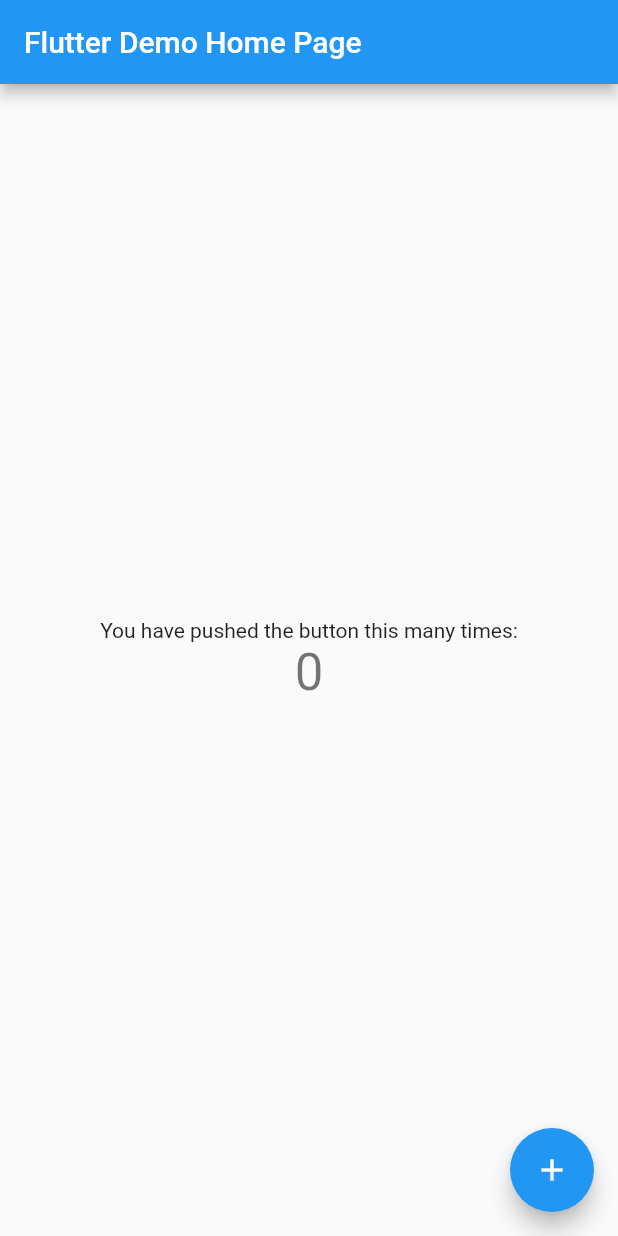
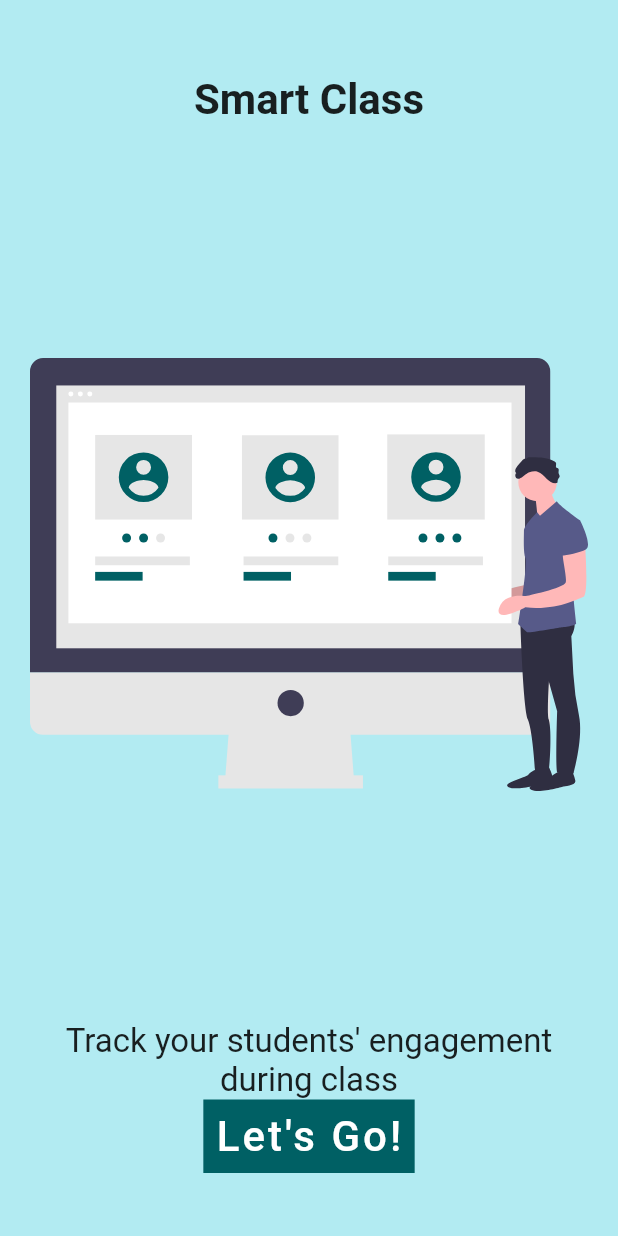
Before and after one commit to JDMukiibs/smart_class_api_consumer, a Flutter app: the screen it shows after launch, on a phone screen of 412 x 824 dp. Run offline on Flutter 3.47's test engine with Material 2 defaults, Android fonts, the phone set to English and light mode, and no system bars; our stand-ins replace flutter_svg; Roboto replaces fonts that are missing (fonts/Poppins-Bold, fonts/Poppins-Medium, fonts/Poppins-Regular).

Commit message:
Begun work on Welcome screen
Added font family that I want to use and installed dependency to help with usage of the svgs I used in Figma designs. Need to attach route to Home screen after clicking Let's Go and draw shapes at bottom of screen as in Figma designs.

```diff
--- /dev/null
+++ b/lib/custom_widgets/svg_generator.dart
@@ -0,0 +1,8 @@
+import 'package:flutter/cupertino.dart';
+import 'package:flutter_svg/flutter_svg.dart';
+
+final String assetName = 'assets/welcome_screen_illustration.svg';
+final Widget welcomeSVG = SvgPicture.asset(
+    assetName,
+    semanticsLabel: 'Welcome Screen Illustration'
+);
--- a/lib/main.dart
+++ b/lib/main.dart
@@ -1,113 +1,7 @@
 import 'package:flutter/material.dart';
+import 'package:smart_class_api_consumer/pages/welcome.dart';
 
-void main() {
-  runApp(MyApp());
-}
-
-class MyApp extends StatelessWidget {
-  // This widget is the root of your application.
-  @override
-  Widget build(BuildContext context) {
-    return MaterialApp(
-      title: 'Flutter Demo',
-      theme: ThemeData(
-        // This is the theme of your application.
-        //
-        // Try running your application with "flutter run". You'll see the
-        // application has a blue toolbar. Then, without quitting the app, try
-        // changing the primarySwatch below to Colors.green and then invoke
-        // "hot reload" (press "r" in the console where you ran "flutter run",
-        // or simply save your changes to "hot reload" in a Flutter IDE).
-        // Notice that the counter didn't reset back to zero; the application
-        // is not restarted.
-        primarySwatch: Colors.blue,
-      ),
-      home: MyHomePage(title: 'Flutter Demo Home Page'),
-    );
-  }
-}
-
-class MyHomePage extends StatefulWidget {
-  MyHomePage({Key? key, required this.title}) : super(key: key);
-
-  // This widget is the home page of your application. It is stateful, meaning
-  // that it has a State object (defined below) that contains fields that affect
-  // how it looks.
-
-  // This class is the configuration for the state. It holds the values (in this
-  // case the title) provided by the parent (in this case the App widget) and
-  // used by the build method of the State. Fields in a Widget subclass are
-  // always marked "final".
-
-  final String title;
-
-  @override
-  _MyHomePageState createState() => _MyHomePageState();
-}
-
-class _MyHomePageState extends State<MyHomePage> {
-  int _counter = 0;
-
-  void _incrementCounter() {
-    setState(() {
-      // This call to setState tells the Flutter framework that something has
-      // changed in this State, which causes it to rerun the build method below
-      // so that the display can reflect the updated values. If we changed
-      // _counter without calling setState(), then the build method would not be
-      // called again, and so nothing would appear to happen.
-      _counter++;
-    });
-  }
-
-  @override
-  Widget build(BuildContext context) {
-    // This method is rerun every time setState is called, for instance as done
-    // by the _incrementCounter method above.
-    //
-    // The Flutter framework has been optimized to make rerunning build methods
-    // fast, so that you can just rebuild anything that needs updating rather
-    // than having to individually change instances of widgets.
-    return Scaffold(
-      appBar: AppBar(
-        // Here we take the value from the MyHomePage object that was created by
-        // the App.build method, and use it to set our appbar title.
-        title: Text(widget.title),
-      ),
-      body: Center(
-        // Center is a layout widget. It takes a single child and positions it
-        // in the middle of the parent.
-        child: Column(
-          // Column is also a layout widget. It takes a list of children and
-          // arranges them vertically. By default, it sizes itself to fit its
-          // children horizontally, and tries to be as tall as its parent.
-          //
-          // Invoke "debug painting" (press "p" in the console, choose the
-          // "Toggle Debug Paint" action from the Flutter Inspector in Android
-          // Studio, or the "Toggle Debug Paint" command in Visual Studio Code)
-          // to see the wireframe for each widget.
-          //
-          // Column has various properties to control how it sizes itself and
-          // how it positions its children. Here we use mainAxisAlignment to
-          // center the children vertically; the main axis here is the vertical
-          // axis because Columns are vertical (the cross axis would be
-          // horizontal).
-          mainAxisAlignment: MainAxisAlignment.center,
-          children: <Widget>[
-            Text(
-              'You have pushed the button this many times:',
-            ),
-            Text(
-              '$_counter',
-              style: Theme.of(context).textTheme.headline4,
-            ),
-          ],
-        ),
-      ),
-      floatingActionButton: FloatingActionButton(
-        onPressed: _incrementCounter,
-        tooltip: 'Increment',
-        child: Icon(Icons.add),
-      ), // This trailing comma makes auto-formatting nicer for build methods.
-    );
-  }
-}
+void main() => runApp(MaterialApp(
+  theme: ThemeData(fontFamily: 'Poppins'),
+  home: Welcome(),
+));
--- a/lib/pages/welcome.dart
+++ b/lib/pages/welcome.dart
@@ -0,0 +1,72 @@
+import 'package:flutter/material.dart';
+import 'package:smart_class_api_consumer/custom_widgets/svg_generator.dart';
+
+class Welcome extends StatefulWidget {
+  const Welcome({Key? key}) : super(key: key);
+
+  @override
+  _WelcomeState createState() => _WelcomeState();
+}
+
+class _WelcomeState extends State<Welcome> {
+
+  @override
+  Widget build(BuildContext context) {
+    return Scaffold(
+      backgroundColor: Colors.cyan[100],
+      body: SafeArea(
+        child: Center(
+          child: Padding(
+            padding: const EdgeInsets.fromLTRB(20, 50, 20, 42),
+            child: Column(
+              children: <Widget>[
+                Container(
+                  height: 35,
+                  child: Text(
+                    'Smart Class',
+                    style: TextStyle(
+                      fontFamily: 'fonts/Poppins-Bold',
+                      fontSize: 28.0,
+                      fontWeight: FontWeight.bold,
+                    ),
+                  ),
+                ),
+                //SizedBox(height: 20.0),
+                Expanded(child: welcomeSVG),
+                //SizedBox(height: 10.0),
+                Container(
+                  child: Text(
+                    'Track your students\' engagement during class',
+                    style: TextStyle(
+                      fontSize: 22.0,
+                      fontFamily: 'fonts/Poppins-Regular',
+                    ),
+                    textAlign: TextAlign.center,
+                  ),
+                ),
+                //SizedBox(height: 20.0),
+                Container(
+                  color: Colors.cyan[900],
+                  child: TextButton(
+                    onPressed: () {
+                      print("I was pressed!");
+                    },
+                    child: Text(
+                      'Let\'s Go!',
+                      style: TextStyle(
+                        fontSize: 28.0,
+                        color: Colors.white,
+                        fontFamily: 'fonts/Poppins-Medium',
+                        letterSpacing: 2.0,
+                      ),
+                    ),
+                  ),
+                ),
+              ],
+            ),
+          ),
+        ),
+      ),
+    );
+  }
+}
```
Also changed, not shown: pubspec.yaml (+11 -14 lines), assets/welcome_screen_illustration.svg (added), fonts/Poppins-Bold.ttf (added), fonts/Poppins-Medium.ttf (added), fonts/Poppins-Regular.ttf (added), pubspec.lock.
